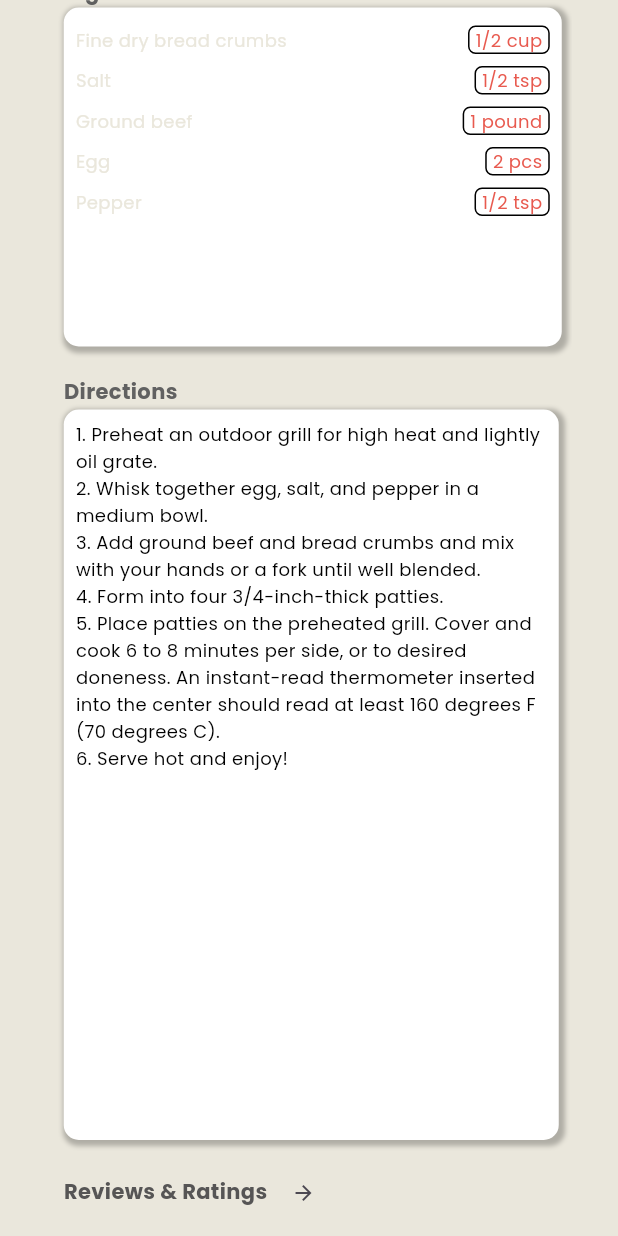
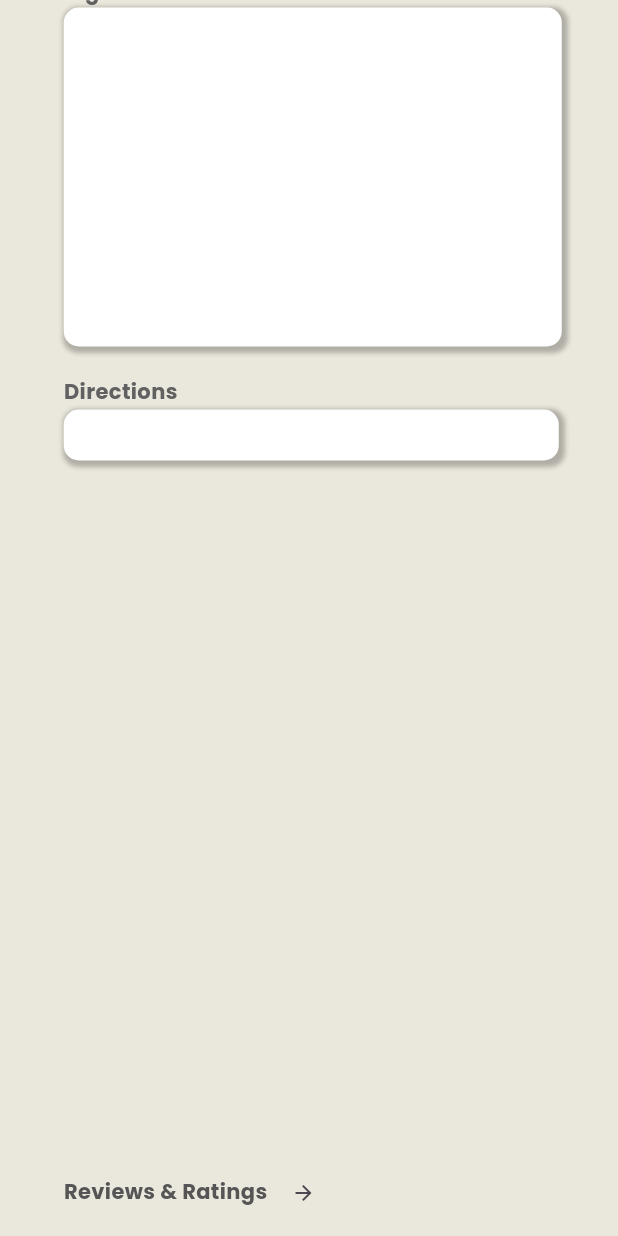
Before and after one commit to RubaidSM09/La-Recette, a Flutter app: the RecipePage screen opened directly with empty values, scrolled down 506 dp, on a phone screen of 412 x 824 dp. Run offline on Flutter 3.47's test engine with Material 3 defaults, Android fonts, the phone set to English and light mode, and no system bars; our stand-ins replace cached_network_image, carousel_slider, cloud_firestore, connectivity_plus, firebase_auth, firebase_core and 14 more; accounts and stored records are empty; network calls fail; project files that could hold a hidden picture were left out.

Commit message:
Recipe Details info fetch done

```diff
--- a/lib/features/recepie/models/recipe_ingredients_model.dart
+++ b/lib/features/recepie/models/recipe_ingredients_model.dart
@@ -2,7 +2,10 @@ class RecipeIngredientModel {
   String? name;
   String? quantity;
 
-  RecipeIngredientModel({this.name, this.quantity});
+  RecipeIngredientModel({
+    this.name,
+    this.quantity,
+  });
 
   /// Json Format
   toJson() {
@@ -16,8 +19,8 @@ class RecipeIngredientModel {
     if (data.isEmpty) return RecipeIngredientModel();
 
     return RecipeIngredientModel(
-      name: data.containsKey('Name') ? data['Name'] : '',
-      quantity: data.containsKey('Quantity') ? data['Quantity'] : '',
+      name: data['Name'],
+      quantity: data['Quantity'],
     );
   }
 }
--- a/lib/features/recepie/models/recipe_model.dart
+++ b/lib/features/recepie/models/recipe_model.dart
@@ -7,11 +7,11 @@ class RecipeModel {
   String chef;
   String time;
   String thumbnail;
-  // double? ratings;
-  // int? servings;
-  // String? description;
-  // String? direction;
-  // List<RecipeIngredientModel>? ingredients;
+  double? ratings;
+  int? servings;
+  String? description;
+  String? direction;
+  List<RecipeIngredientModel>? ingredients;
 
   RecipeModel({
     required this.id,
@@ -19,11 +19,11 @@ class RecipeModel {
     required this.chef,
     required this.time,
     required this.thumbnail,
-    // this.ratings,
-    // this.servings,
-    // this.description,
-    // this.direction,
-    // this.ingredients,
+    this.ratings,
+    this.servings,
+    this.description,
+    this.direction,
+    this.ingredients,
   });
 
   /// Create Empty func for clean code
@@ -36,11 +36,11 @@ class RecipeModel {
       'Chef': chef,
       'Time': time,
       'Image': thumbnail,
-      // 'Ratings': ratings,
-      // 'Servings': servings,
-      // 'Description': description,
-      // 'Directions': direction,
-      // 'Ingedients': ingredients != null ? ingredients!.map((e) => e.toJson()).toList() : [],
+      'Ratings': ratings,
+      'Servings': servings,
+      'Description': description,
+      'Directions': direction,
+      'Ingredients': ingredients != null ? ingredients!.map((e) => e.toJson()).toList() : [],
     };
   }
 
@@ -54,11 +54,11 @@ class RecipeModel {
       chef: data['Chef'],
       time: data['Time'] ?? '',
       thumbnail: data['Image'] ?? '',
-      // ratings: data['Ratings'] ?? '',
-      // servings: data['Servings'] ?? '',
-      // description: data['Description'] ?? '',
-      // direction: data['Directions'] ?? '',
-      // ingredients: (data['Ingedients'] as List<dynamic>).map((e) => RecipeIngredientModel.fromJson(e)).toList(),
+      ratings: double.parse((data['Ratings'] ?? 0.0).toString()),
+      servings: int.parse((data['Servings'] ?? 0.0).toString()),
+      description: data['Description'] ?? '',
+      direction: data['Directions'] ?? '',
+      ingredients: (data['Ingredients'] as List<dynamic>).map((e) => RecipeIngredientModel.fromJson(e)).toList(),
     );
   }
 
@@ -71,11 +71,11 @@ class RecipeModel {
       chef: data['Chef'] ?? '',
       time: data['Time'] ?? '',
       thumbnail: data['Image'] ?? '',
-      // ratings: data['Ratings'] ?? '',
-      // servings: data['Servings'] ?? '',
-      // description: data['Description'] ?? '',
-      // direction: data['Directions'] ?? '',
-      // ingredients: (data['Ingedients'] as List<dynamic>).map((e) => RecipeIngredientModel.fromJson(e)).toList(),
+      ratings: double.parse((data['Ratings'] ?? 0.0).toString()),
+      servings: int.parse((data['Servings'] ?? 0.0).toString()),
+      description: data['Description'] ?? '',
+      direction: data['Directions'] ?? '',
+      ingredients: (data['Ingredients'] as List<dynamic>).map((e) => RecipeIngredientModel.fromJson(e)).toList(),
     );
   }
 }
--- a/lib/features/recepie/screens/recipe_details/recipe_details.dart
+++ b/lib/features/recepie/screens/recipe_details/recipe_details.dart
@@ -86,8 +86,8 @@ class RecipePage extends StatelessWidget {
                       const Icon(Icons.star, color: Color(0xFFFEA801), size: 12),
                       const SizedBox(width: 4),
                       Text(
-                        '4.7',
-                        style: TextStyle(
+                        recipe.ratings.toString(),
+                        style: const TextStyle(
                           fontFamily: 'Poppins',
                           fontWeight: FontWeight.normal,
                           fontSize: 9,
@@ -119,9 +119,9 @@ class RecipePage extends StatelessWidget {
                             ),
                           ),
                           const SizedBox(width: 4),
-                          const Text(
-                            '4',
-                            style: TextStyle(
+                          Text(
+                            recipe.servings.toString(),
+                            style: const TextStyle(
                               fontFamily: 'Poppins',
                               fontWeight: FontWeight.normal,
                               fontSize: 12,
@@ -175,7 +175,7 @@ class RecipePage extends StatelessWidget {
                   left: 7,
                   child: Container(
                     width: 332,
-                    height: 98,
+                    // height: 98,
                     decoration: BoxDecoration(
                       color: Colors.white,
                       boxShadow: [
@@ -191,7 +191,7 @@ class RecipePage extends StatelessWidget {
                     child: Padding(
                       padding: const EdgeInsets.all(8.0),
                       child: Text(
-                        'These burger patties are made with ground beef and an easy bread crumb mixture. Nothing beats a simple hamburger on a warm summer evening. Pile these burgers with your favorite condiments and pop open a cool drink!',
+                        recipe.description!.toString(),
                         style: TextStyle(
                           fontFamily: 'Poppins',
                           fontWeight: FontWeight.normal,
@@ -238,15 +238,14 @@ class RecipePage extends StatelessWidget {
                     ),
                     child: Padding(
                       padding: const EdgeInsets.all(8.0),
-                      child: Column(
-                        crossAxisAlignment: CrossAxisAlignment.start,
-                        children: [
-                          buildIngredientRow('Fine dry bread crumbs', '1/2 cup'),
-                          buildIngredientRow('Salt', '1/2 tsp'),
-                          buildIngredientRow('Ground beef', '1 pound'),
-                          buildIngredientRow('Egg', '2 pcs'),
-                          buildIngredientRow('Pepper', '1/2 tsp'),
-                        ],
+                      child: ListView.builder(
+                        itemCount: recipe.ingredients?.length,
+                        itemBuilder: (context, index) {
+                          return GestureDetector(
+                            onTap: () {},
+                            child: buildIngredientRow(recipe.ingredients![index].name.toString(), recipe.ingredients![index].quantity.toString()),
+                          );
+                        }
                       ),
                     ),
                   ),
@@ -271,7 +270,7 @@ class RecipePage extends StatelessWidget {
                   left: 12,
                   child: Container(
                     width: 330,
-                    height: 487,
+                    // height: 487,
                     decoration: BoxDecoration(
                       color: Colors.white,
                       boxShadow: [
@@ -284,16 +283,11 @@ class RecipePage extends StatelessWidget {
                       ],
                       borderRadius: BorderRadius.circular(10),
                     ),
-                    child: const Padding(
-                      padding: EdgeInsets.all(8.0),
+                    child: Padding(
+                      padding: const EdgeInsets.all(8.0),
                       child: Text(
-                        '1. Preheat an outdoor grill for high heat and lightly oil grate.\n'
-                            '2. Whisk together egg, salt, and pepper in a medium bowl.\n'
-                            '3. Add ground beef and bread crumbs and mix with your hands or a fork until well blended.\n'
-                            '4. Form into four 3/4-inch-thick patties.\n'
-                            '5. Place patties on the preheated grill. Cover and cook 6 to 8 minutes per side, or to desired doneness. An instant-read thermometer inserted into the center should read at least 160 degrees F (70 degrees C).\n'
-                            '6. Serve hot and enjoy!',
-                        style: TextStyle(
+                        recipe.direction!.toString(),
+                        style: const TextStyle(
                           fontFamily: 'Poppins',
                           fontWeight: FontWeight.normal,
                           fontSize: 12,
```
Also changed, not shown: lib/features/recepie/screens/blogs/blogs.dart (+10 -0 lines), lib/features/recepie/screens/blogs/widgets/blogCard.dart (added, +101 -0 lines).
